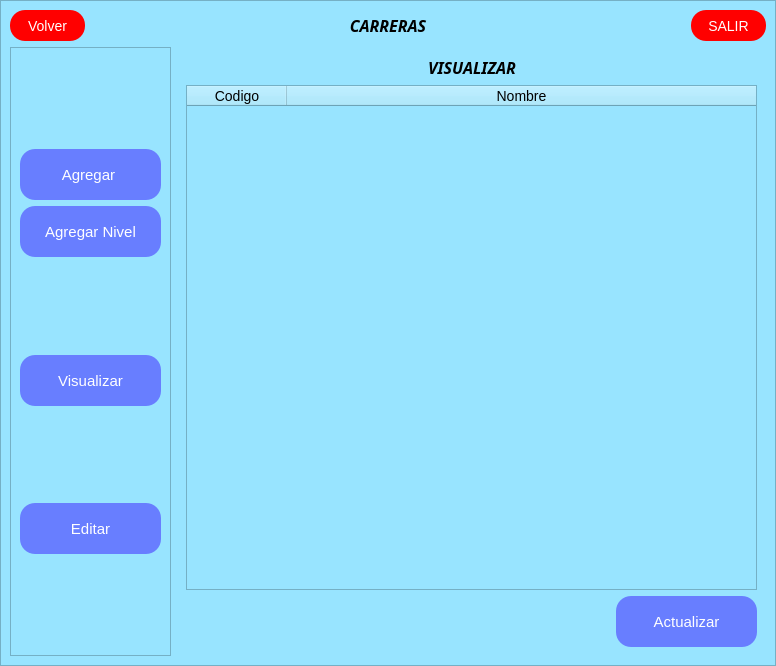
The window that ui/carreras.ui (Reinaldito04/IUTA----HORARIOS) describes before a commit, drawn with Qt 5.
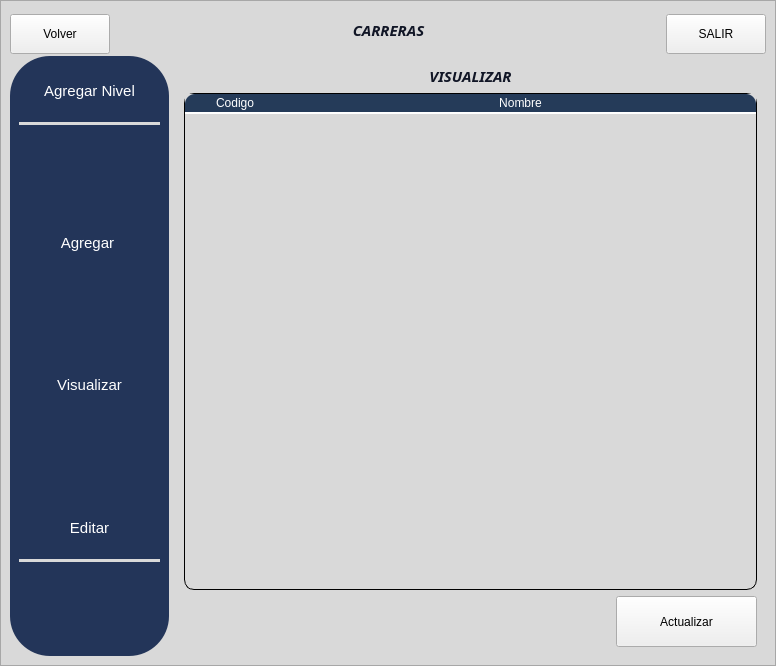
The same window after the commit. The open tabs and pages were chosen to show the change. Icons and pictures are not drawn.

```diff
--- a/ui/carreras.ui
+++ b/ui/carreras.ui
@@ -30,7 +30,16 @@
     <item>
      <widget class="QFrame" name="frame">
       <property name="styleSheet">
-       <string notr="true">background-color:rgb(152, 228, 255);</string>
+       <string notr="true">QFrame{
+background-color:#D9D9D9;
+
+}
+QLineEdit{
+background-color: #7E94Bf;
+}
+QLabel{
+font-size:15px;
+color:#111626;}</string>
       </property>
       <property name="frameShape">
        <enum>QFrame::StyledPanel</enum>
@@ -45,8 +54,8 @@
           <widget class="QPushButton" name="bt_back">
            <property name="minimumSize">
             <size>
-             <width>75</width>
-             <height>31</height>
+             <width>100</width>
+             <height>40</height>
             </size>
            </property>
            <property name="maximumSize">
@@ -56,10 +65,16 @@
             </size>
            </property>
            <property name="styleSheet">
-            <string notr="true">background-color:red;
+            <string notr="true">QPushButton{
+background-color:#253b59;
 color:white;
 font-size:14px;
-border-radius:15px;</string>
+border-radius:15px;
+}
+QPushButton::Hover{
+background-color:#637aa6;
+}
+font-size:15px;</string>
            </property>
            <property name="text">
             <string>Volver</string>
@@ -84,7 +99,7 @@
            <property name="font">
             <font>
              <family>Hack Nerd Font Mono</family>
-             <pointsize>12</pointsize>
+             <pointsize>-1</pointsize>
              <weight>75</weight>
              <italic>true</italic>
              <bold>true</bold>
@@ -115,8 +130,8 @@
           <widget class="QPushButton" name="bt_salir">
            <property name="minimumSize">
             <size>
-             <width>75</width>
-             <height>31</height>
+             <width>100</width>
+             <height>40</height>
             </size>
            </property>
            <property name="maximumSize">
@@ -126,10 +141,16 @@
             </size>
            </property>
            <property name="styleSheet">
-            <string notr="true">background-color:red;
+            <string notr="true">QPushButton{
+background-color:#253b59;
 color:white;
 font-size:14px;
-border-radius:15px;</string>
+border-radius:15px;
+}
+QPushButton::Hover{
+background-color:#637aa6;
+}
+font-size:15px;</string>
            </property>
            <property name="text">
             <string>SALIR</string>
@@ -142,6 +163,20 @@
         <layout class="QHBoxLayout" name="horizontalLayout_14">
          <item>
           <widget class="QFrame" name="frame_2">
+           <property name="styleSheet">
+            <string notr="true">QFrame{
+background-color:#233559;
+border-radius:40px;
+}
+QPushButton{
+background-color:#233559;
+color:#FFF;
+border-radius:15px;
+}
+QPushButton::Hover{
+background-color: #637aa6 ;
+}</string>
+           </property>
            <property name="frameShape">
             <enum>QFrame::StyledPanel</enum>
            </property>
@@ -151,6 +186,45 @@
            <layout class="QVBoxLayout" name="verticalLayout_5">
             <item>
              <layout class="QVBoxLayout" name="verticalLayout_4">
+              <item>
+               <widget class="QPushButton" name="bt_level">
+                <property name="minimumSize">
+                 <size>
+                  <width>141</width>
+                  <height>51</height>
+                 </size>
+                </property>
+                <property name="maximumSize">
+                 <size>
+                  <width>141</width>
+                  <height>51</height>
+                 </size>
+                </property>
+                <property name="styleSheet">
+                 <string notr="true">font-size:15px;
+</string>
+                </property>
+                <property name="text">
+                 <string>Agregar Nivel</string>
+                </property>
+                <property name="iconSize">
+                 <size>
+                  <width>20</width>
+                  <height>20</height>
+                 </size>
+                </property>
+               </widget>
+              </item>
+              <item>
+               <widget class="Line" name="line_2">
+                <property name="styleSheet">
+                 <string notr="true">background-color:#d9d9d9;</string>
+                </property>
+                <property name="orientation">
+                 <enum>Qt::Horizontal</enum>
+                </property>
+               </widget>
+              </item>
               <item>
                <spacer name="verticalSpacer_2">
                 <property name="orientation">
@@ -179,10 +253,8 @@
                  </size>
                 </property>
                 <property name="styleSheet">
-                 <string notr="true">border-radius:15px;
-color:white;
-font-size:15px;
-background-color: rgb(104, 126, 255);</string>
+                 <string notr="true">font-size:15px;
+</string>
                 </property>
                 <property name="text">
                  <string>Agregar </string>
@@ -195,37 +267,6 @@
                 </property>
                </widget>
               </item>
-              <item>
-               <widget class="QPushButton" name="bt_level">
-                <property name="minimumSize">
-                 <size>
-                  <width>141</width>
-                  <height>51</height>
-                 </size>
-                </property>
-                <property name="maximumSize">
-                 <size>
-                  <width>141</width>
-                  <height>51</height>
-                 </size>
-                </property>
-                <property name="styleSheet">
-                 <string notr="true">border-radius:15px;
-color:white;
-font-size:15px;
-background-color: rgb(104, 126, 255);</string>
-                </property>
-                <property name="text">
-                 <string>Agregar Nivel</string>
-                </property>
-                <property name="iconSize">
-                 <size>
-                  <width>20</width>
-                  <height>20</height>
-                 </size>
-                </property>
-               </widget>
-              </item>
               <item>
                <spacer name="verticalSpacer">
                 <property name="orientation">
@@ -254,10 +295,8 @@
                  </size>
                 </property>
                 <property name="styleSheet">
-                 <string notr="true">border-radius:15px;
-color:white;
-font-size:15px;
-background-color: rgb(104, 126, 255);</string>
+                 <string notr="true">font-size:15px;
+</string>
                 </property>
                 <property name="text">
                  <string>Visualizar</string>
@@ -298,10 +337,8 @@
                  </size>
                 </property>
                 <property name="styleSheet">
-                 <string notr="true">border-radius:15px;
-color:white;
-font-size:15px;
-background-color: rgb(104, 126, 255);</string>
+                 <string notr="true">font-size:15px;
+</string>
                 </property>
                 <property name="text">
                  <string>Editar</string>
@@ -314,6 +351,16 @@
                 </property>
                </widget>
               </item>
+              <item>
+               <widget class="Line" name="line_3">
+                <property name="styleSheet">
+                 <string notr="true">background-color:#d9d9d9;</string>
+                </property>
+                <property name="orientation">
+                 <enum>Qt::Horizontal</enum>
+                </property>
+               </widget>
+              </item>
               <item>
                <spacer name="verticalSpacer_12">
                 <property name="orientation">
@@ -1416,7 +1463,7 @@
                    <property name="font">
                     <font>
                      <family>Hack Nerd Font Mono</family>
-                     <pointsize>12</pointsize>
+                     <pointsize>-1</pointsize>
                      <weight>75</weight>
                      <italic>true</italic>
                      <bold>true</bold>
@@ -1448,8 +1495,42 @@
                <item>
                 <widget class="QTableWidget" name="tableWidget">
                  <property name="styleSheet">
-                  <string notr="true">background-color:rgb(152, 228, 255);
-font-size:14px;</string>
+                  <string notr="true">QTableWidget {
+                background-color: transparent;
+                border: 1px solid black;
+                border-radius: 10px;
+            }
+
+            QTableWidget QHeaderView::section {
+                background-color: #253b59;
+                color: #fff;
+                border-bottom: 2px solid white;
+            }
+
+            QTableWidget QHeaderView::section:first {
+                border-top-left-radius: 10px;
+            }
+
+            QTableWidget QHeaderView::section:last {
+                border-top-right-radius: 10px;
+            }
+
+            QTableWidget QTableCornerButton::section {
+                background-color: #63b6bf;
+                border-top-left-radius: 10px;
+            }
+
+            QTableWidget::item {
+                background-color: #63b6bf;
+                color: #111626;
+                border-bottom: 1px solid black;
+                padding: 5px;
+            }
+
+            QTableWidget::item:selected {
+                background-color: #b6ecf2;
+                color: #111626;
+            }</string>
                  </property>
                  <attribute name="horizontalHeaderStretchLastSection">
                   <bool>true</bool>
@@ -1502,10 +1583,16 @@
                     </size>
                    </property>
                    <property name="styleSheet">
-                    <string notr="true">border-radius:15px;
+                    <string notr="true">QPushButton{
+background-color:#253b59;
 color:white;
-font-size:15px;
-background-color: rgb(104, 126, 255);</string>
+font-size:14px;
+border-radius:15px;
+}
+QPushButton::Hover{
+background-color:#637aa6;
+}
+font-size:15px;</string>
                    </property>
                    <property name="text">
                     <string>Actualizar</string>
```
Left out of the diff: 54 changed lines with no effect on the pictures.
